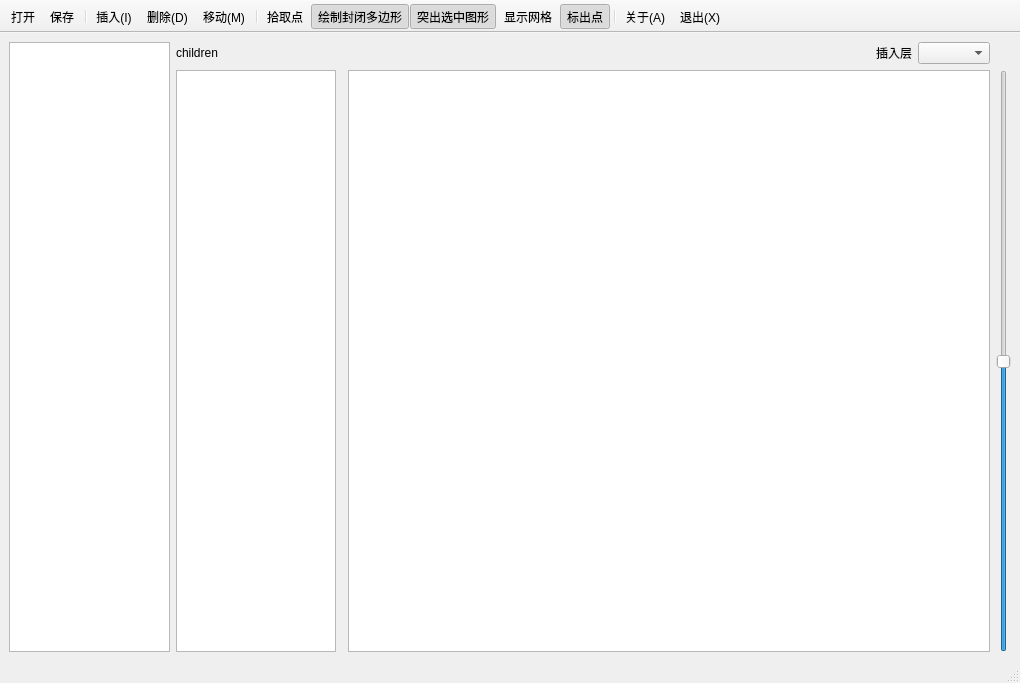
bssthu/L5MapEditor, file Form.ui: the form before one commit.
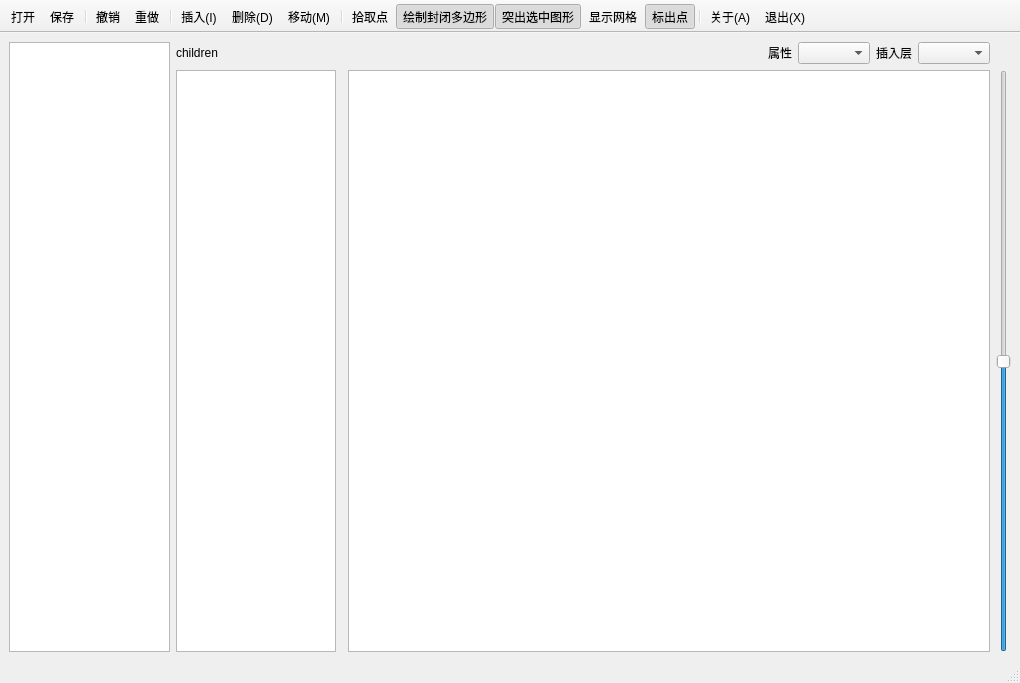
The form after the commit. Icons and pictures are not drawn. Custom widgets are drawn as their Qt base class.

Commit message: add undo/redo button

What changed in the file:
```diff
--- a/Form.ui
+++ b/Form.ui
@@ -71,6 +71,16 @@
         </property>
        </widget>
       </item>
+      <item>
+       <widget class="QLabel" name="insert_additional_label">
+        <property name="text">
+         <string>属性</string>
+        </property>
+       </widget>
+      </item>
+      <item>
+       <widget class="QComboBox" name="insert_additional_combo_box"/>
+      </item>
       <item>
        <widget class="QLabel" name="insert_layer_label">
         <property name="text">
@@ -156,6 +166,9 @@
    <addaction name="open_action"/>
    <addaction name="save_action"/>
    <addaction name="separator"/>
+   <addaction name="undo_action"/>
+   <addaction name="redo_action"/>
+   <addaction name="separator"/>
    <addaction name="insert_action"/>
    <addaction name="delete_action"/>
    <addaction name="move_action"/>
@@ -355,6 +368,30 @@
     <string>突出选中图形</string>
    </property>
   </action>
+  <action name="undo_action">
+   <property name="icon">
+    <iconset resource="resource.qrc">
+     <normaloff>:/img/undo.png</normaloff>:/img/undo.png</iconset>
+   </property>
+   <property name="text">
+    <string>撤销</string>
+   </property>
+   <property name="toolTip">
+    <string>撤销</string>
+   </property>
+  </action>
+  <action name="redo_action">
+   <property name="icon">
+    <iconset resource="resource.qrc">
+     <normaloff>:/img/redo.png</normaloff>:/img/redo.png</iconset>
+   </property>
+   <property name="text">
+    <string>重做</string>
+   </property>
+   <property name="toolTip">
+    <string>重做</string>
+   </property>
+  </action>
  </widget>
  <customwidgets>
   <customwidget>
```
The commit also changes 3 other files.
